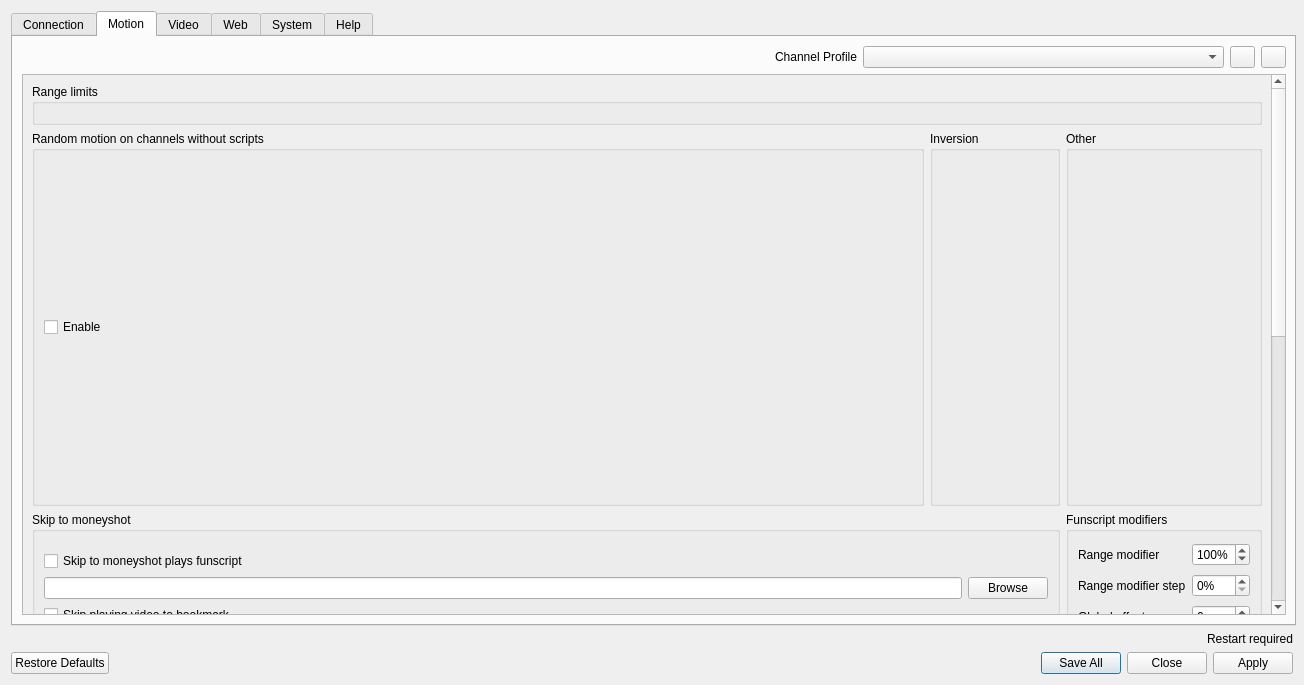
Qt form src/settings.ui (jcfain/XTPlayer) before a commit.
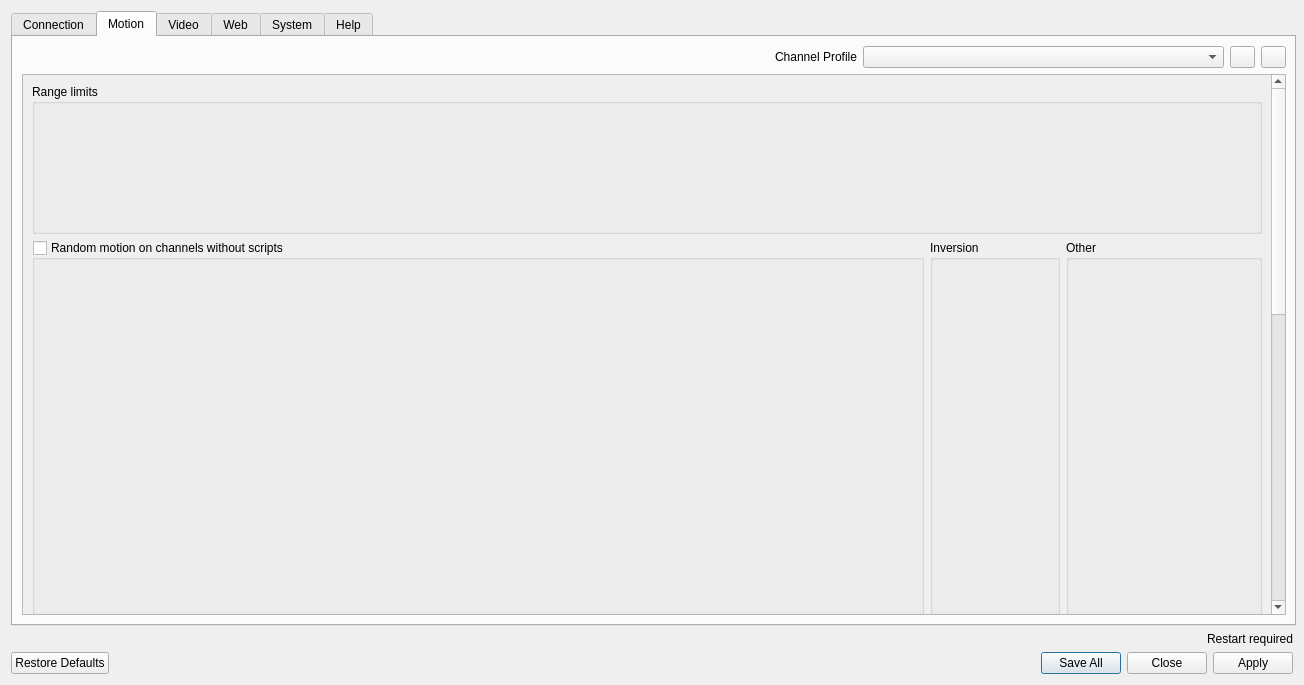
The same form after that commit. The open tabs and pages were chosen to show the change. Icons and pictures are not drawn.

```diff
--- a/src/settings.ui
+++ b/src/settings.ui
@@ -686,69 +686,15 @@
              <property name="title">
               <string>Inversion</string>
              </property>
-             <layout class="QGridLayout" name="gridLayout_10">
-              <item row="0" column="0">
-               <layout class="QGridLayout" name="FunscriptSettingsGrid"/>
-              </item>
-             </layout>
-            </widget>
-           </item>
-           <item row="1" column="0" colspan="8">
-            <widget class="QGroupBox" name="rangeLimitGroupbox">
-             <property name="sizePolicy">
-              <sizepolicy hsizetype="Expanding" vsizetype="MinimumExpanding">
-               <horstretch>1</horstretch>
-               <verstretch>1</verstretch>
-              </sizepolicy>
+             <property name="flat">
+              <bool>false</bool>
              </property>
-             <property name="minimumSize">
-              <size>
-               <width>0</width>
-               <height>150</height>
-              </size>
-             </property>
-             <property name="title">
-              <string>Range limits</string>
-             </property>
-             <layout class="QGridLayout" name="gridLayout_3">
-              <property name="sizeConstraint">
-               <enum>QLayout::SetMinimumSize</enum>
-              </property>
-              <property name="leftMargin">
-               <number>9</number>
-              </property>
-              <property name="topMargin">
-               <number>9</number>
-              </property>
-              <property name="rightMargin">
-               <number>9</number>
-              </property>
-              <property name="bottomMargin">
-               <number>9</number>
-              </property>
-              <property name="spacing">
-               <number>0</number>
-              </property>
-              <item row="1" column="0">
-               <layout class="QGridLayout" name="RangeSettingsGrid">
-                <property name="sizeConstraint">
-                 <enum>QLayout::SetMinimumSize</enum>
-                </property>
-                <property name="horizontalSpacing">
-                 <number>2</number>
-                </property>
-                <property name="verticalSpacing">
-                 <number>0</number>
-                </property>
-               </layout>
-              </item>
-             </layout>
             </widget>
            </item>
            <item row="3" column="0" colspan="6">
             <widget class="QGroupBox" name="randomMotionGroupbox">
              <property name="sizePolicy">
-              <sizepolicy hsizetype="MinimumExpanding" vsizetype="Expanding">
+              <sizepolicy hsizetype="Preferred" vsizetype="Preferred">
                <horstretch>0</horstretch>
                <verstretch>0</verstretch>
               </sizepolicy>
@@ -762,25 +708,15 @@
              <property name="title">
               <string>Random motion on channels without scripts</string>
              </property>
-             <layout class="QGridLayout" name="gridLayout_11">
-              <item row="0" column="0">
-               <layout class="QGridLayout" name="MultiplierSettingsGrid" rowstretch="0">
-                <property name="sizeConstraint">
-                 <enum>QLayout::SetMinimumSize</enum>
-                </property>
-                <item row="0" column="0">
-                 <widget class="QCheckBox" name="enableMultiplierCheckbox">
-                  <property name="toolTip">
-                   <string>Enables the random motion on the channels below that have been checked.</string>
-                  </property>
-                  <property name="text">
-                   <string>Enable</string>
-                  </property>
-                 </widget>
-                </item>
-               </layout>
-              </item>
-             </layout>
+             <property name="flat">
+              <bool>false</bool>
+             </property>
+             <property name="checkable">
+              <bool>true</bool>
+             </property>
+             <property name="checked">
+              <bool>false</bool>
+             </property>
             </widget>
            </item>
            <item row="4" column="0" colspan="7">
@@ -794,6 +730,9 @@
              <property name="title">
               <string>Skip to moneyshot</string>
              </property>
+             <property name="flat">
+              <bool>false</bool>
+             </property>
              <layout class="QGridLayout" name="gridLayout_8">
               <item row="0" column="0">
                <layout class="QGridLayout" name="skipToMoneyShotGrid">
@@ -845,6 +784,21 @@
              </layout>
             </widget>
            </item>
+           <item row="3" column="7">
+            <widget class="QGroupBox" name="motionOtherGroupBox">
+             <property name="title">
+              <string>Other</string>
+             </property>
+             <property name="flat">
+              <bool>false</bool>
+             </property>
+             <layout class="QGridLayout" name="gridLayout_13">
+              <item row="0" column="0">
+               <layout class="QGridLayout" name="otherMotionGridLayout"/>
+              </item>
+             </layout>
+            </widget>
+           </item>
            <item row="4" column="7">
             <widget class="QGroupBox" name="funscriptModifierGroupbox">
              <property name="minimumSize">
@@ -862,6 +816,9 @@
              <property name="title">
               <string>Funscript modifiers</string>
              </property>
+             <property name="flat">
+              <bool>false</bool>
+             </property>
              <layout class="QGridLayout" name="gridLayout_9">
               <item row="0" column="0">
                <widget class="QLabel" name="funscriptModifierLabel">
@@ -960,16 +917,32 @@
              </layout>
             </widget>
            </item>
-           <item row="3" column="7">
-            <widget class="QGroupBox" name="motionOtherGroupBox">
+           <item row="1" column="0" rowspan="2" colspan="8">
+            <widget class="QGroupBox" name="rangeLimitGroupbox">
+             <property name="sizePolicy">
+              <sizepolicy hsizetype="Preferred" vsizetype="Preferred">
+               <horstretch>0</horstretch>
+               <verstretch>0</verstretch>
+              </sizepolicy>
+             </property>
+             <property name="minimumSize">
+              <size>
+               <width>0</width>
+               <height>150</height>
+              </size>
+             </property>
              <property name="title">
-              <string>Other</string>
+              <string>Range limits</string>
              </property>
-             <layout class="QGridLayout" name="gridLayout_13">
-              <item row="0" column="0">
-               <layout class="QGridLayout" name="otherMotionGridLayout"/>
-              </item>
-             </layout>
+             <property name="flat">
+              <bool>false</bool>
+             </property>
+             <property name="checkable">
+              <bool>false</bool>
+             </property>
+             <property name="checked">
+              <bool>false</bool>
+             </property>
             </widget>
            </item>
           </layout>
```
Left out of the diff: 12 changed lines with no effect on the pictures.
